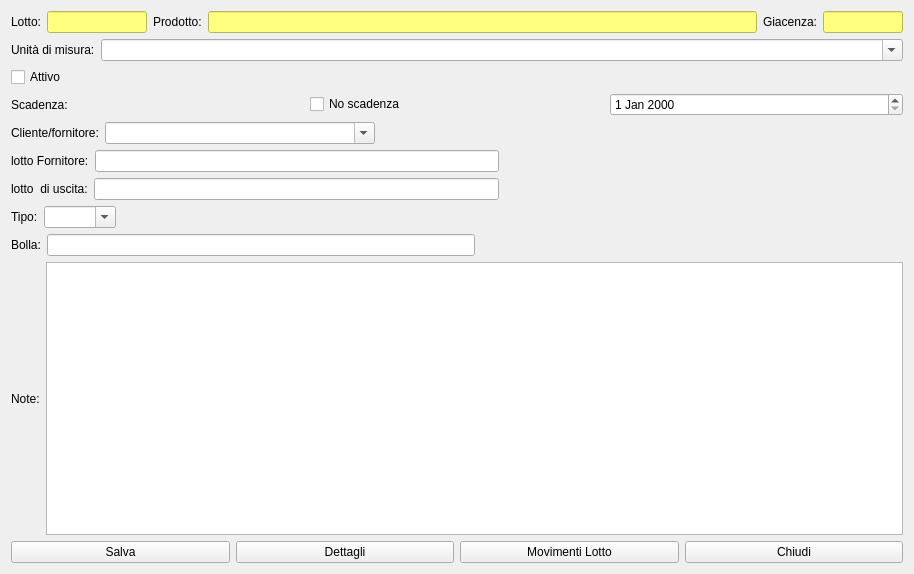
Above: hmodifylot.ui from fblabs/HamletMODSF before the change. Below: the same form after it.
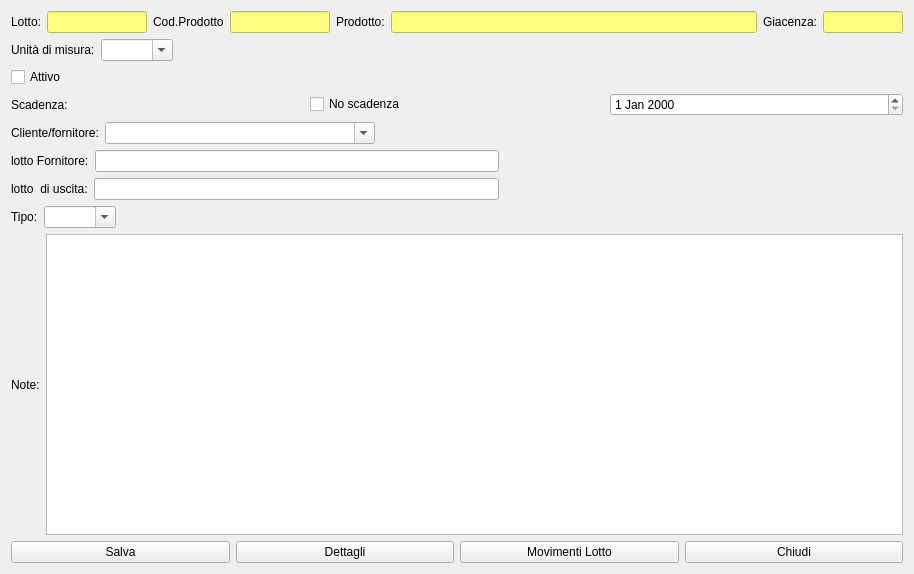
That is the form after the change. Icons and pictures are not drawn.

Diff of the .ui file:
```diff
--- a/hmodifylot.ui
+++ b/hmodifylot.ui
@@ -26,7 +26,7 @@
    <iconset resource="icons.qrc">
     <normaloff>:/Resources/Wood-4-icon.png</normaloff>:/Resources/Wood-4-icon.png</iconset>
   </property>
-  <layout class="QVBoxLayout" name="verticalLayout_2">
+  <layout class="QVBoxLayout" name="verticalLayout">
    <item>
     <layout class="QHBoxLayout" name="horizontalLayout_3">
      <item>
@@ -58,6 +58,29 @@
        </property>
       </widget>
      </item>
+     <item>
+      <widget class="QLabel" name="label_12">
+       <property name="text">
+        <string>Cod.Prodotto</string>
+       </property>
+      </widget>
+     </item>
+     <item>
+      <widget class="QLineEdit" name="leCodice">
+       <property name="maximumSize">
+        <size>
+         <width>100</width>
+         <height>16777215</height>
+        </size>
+       </property>
+       <property name="styleSheet">
+        <string notr="true">background-color: rgb(255, 255, 127);</string>
+       </property>
+       <property name="readOnly">
+        <bool>true</bool>
+       </property>
+      </widget>
+     </item>
      <item>
       <widget class="QLabel" name="label_3">
        <property name="maximumSize">
@@ -119,17 +142,15 @@
     </layout>
    </item>
    <item>
-    <layout class="QVBoxLayout" name="verticalLayout">
+    <layout class="QHBoxLayout" name="horizontalLayout_9">
      <item>
-      <layout class="QFormLayout" name="formLayout">
-       <item row="0" column="0">
         <widget class="QLabel" name="label_2">
          <property name="text">
           <string>Unità di misura:</string>
          </property>
         </widget>
        </item>
-       <item row="0" column="1">
+     <item>
         <widget class="QComboBox" name="cbUm">
          <property name="editable">
           <bool>true</bool>
@@ -139,6 +160,19 @@
          </property>
         </widget>
        </item>
+     <item>
+      <spacer name="horizontalSpacer_5">
+       <property name="orientation">
+        <enum>Qt::Horizontal</enum>
+       </property>
+       <property name="sizeHint" stdset="0">
+        <size>
+         <width>688</width>
+         <height>20</height>
+        </size>
+       </property>
+      </spacer>
+     </item>
       </layout>
      </item>
      <item>
@@ -295,31 +329,7 @@
       </layout>
      </item>
      <item>
-      <layout class="QHBoxLayout" name="horizontalLayout_7">
-       <item>
-        <widget class="QLabel" name="label_10">
-         <property name="text">
-          <string>Bolla:</string>
-         </property>
-        </widget>
-       </item>
-       <item>
-        <widget class="QLineEdit" name="leBolla"/>
-       </item>
-       <item>
-        <spacer name="horizontalSpacer_5">
-         <property name="orientation">
-          <enum>Qt::Horizontal</enum>
-         </property>
-         <property name="sizeHint" stdset="0">
-          <size>
-           <width>40</width>
-           <height>20</height>
-          </size>
-         </property>
-        </spacer>
-       </item>
-      </layout>
+    <layout class="QHBoxLayout" name="horizontalLayout_7"/>
      </item>
      <item>
       <layout class="QHBoxLayout" name="horizontalLayout_8">
@@ -332,8 +342,6 @@
        </item>
        <item>
         <widget class="QPlainTextEdit" name="ptNote"/>
-       </item>
-      </layout>
      </item>
     </layout>
    </item>
```
Lines whose indentation alone changed are shown as unchanged.
